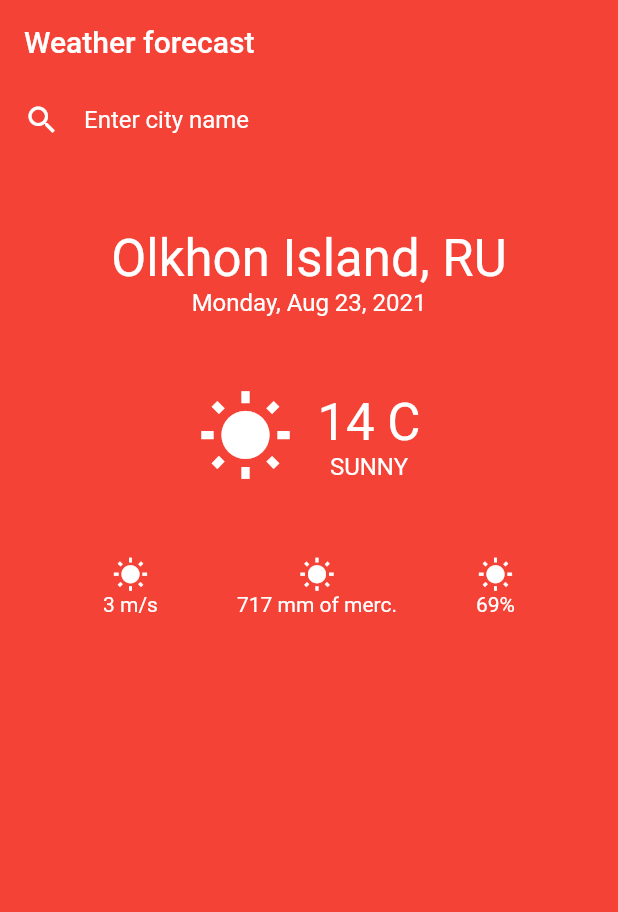
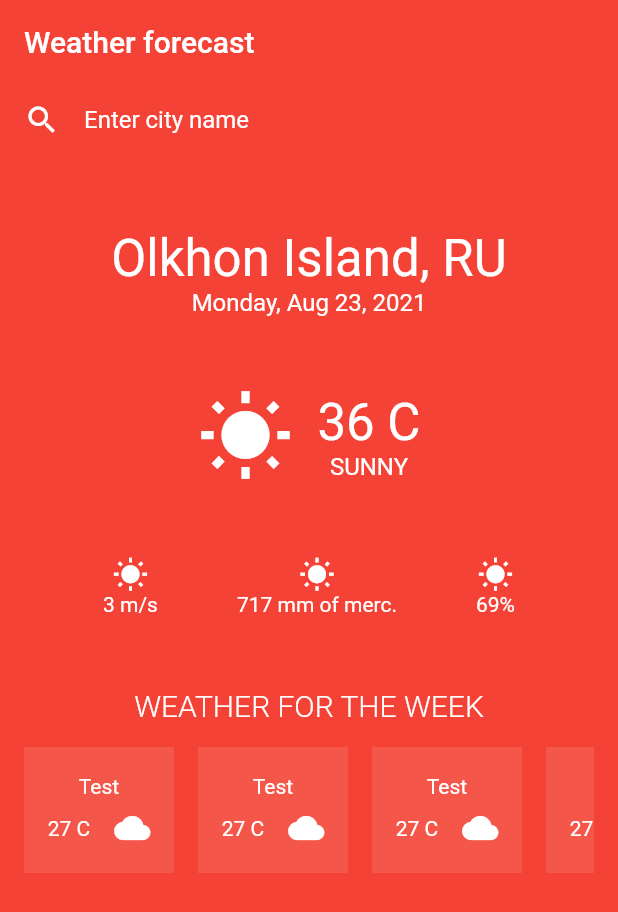
Before and after one commit to verhneudinec/flutter-weather-app-demo, a Flutter app: the screen it shows after launch, on a phone screen of 412 x 824 dp. Shown: the top 912 px of the screen. Run offline on Flutter 3.47's test engine with Material 2 defaults, Android fonts, the light colour scheme and no system bars.

Commit message:
Weather for the week

```diff
--- a/lib/home.dart
+++ b/lib/home.dart
@@ -29,6 +29,8 @@
               _temperatureDetails(),
               const SizedBox(height: 48.0),
               _extraWeatherDetails(),
+              const SizedBox(height: 48.0),
+              _weekWeather(),
             ],
           ),
         ),
@@ -85,7 +87,7 @@
         Column(
           children: [
             Text(
-              "14 C",
+              "36 C",
               style: Theme.of(context).textTheme.headline4.copyWith(
                     color: Colors.white,
                   ),
@@ -127,4 +129,56 @@
       ],
     );
   }
+
+  Widget _weekWeather() {
+    return Column(
+      children: [
+        Text(
+          "Weather for the week".toUpperCase(),
+          style: Theme.of(context).textTheme.headline6.copyWith(
+                fontWeight: FontWeight.w300,
+              ),
+        ),
+        LimitedBox(
+          maxHeight: 100,
+          child: ListView(
+            scrollDirection: Axis.horizontal,
+            children: [
+              for (int i = 0; i < 6; i++)
+                Container(
+                  margin: EdgeInsets.only(
+                    top: 16.0,
+                    right: 16.0,
+                  ),
+                  width: 100.0,
+                  height: 80.0,
+                  color: Colors.white.withOpacity(0.1),
+                  child: Column(
+                    mainAxisAlignment: MainAxisAlignment.center,
+                    children: [
+                      Text("Test"),
+                      const SizedBox(
+                        height: 8.0,
+                      ),
+                      Row(
+                        mainAxisAlignment: MainAxisAlignment.center,
+                        children: [
+                          Text("27 C"),
+                          const SizedBox(
+                            width: 16.0,
+                          ),
+                          Icon(
+                            Icons.wb_cloudy,
+                          )
+                        ],
+                      ),
+                    ],
+                  ),
+                ),
+            ],
+          ),
+        )
+      ],
+    );
+  }
 }
```
